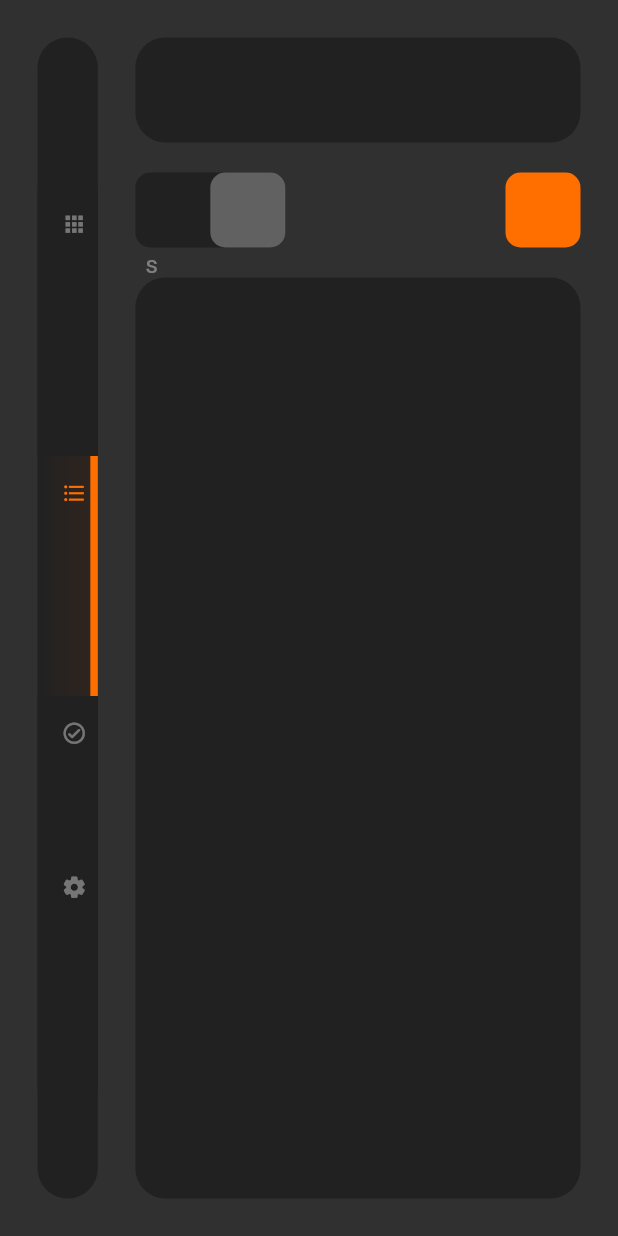
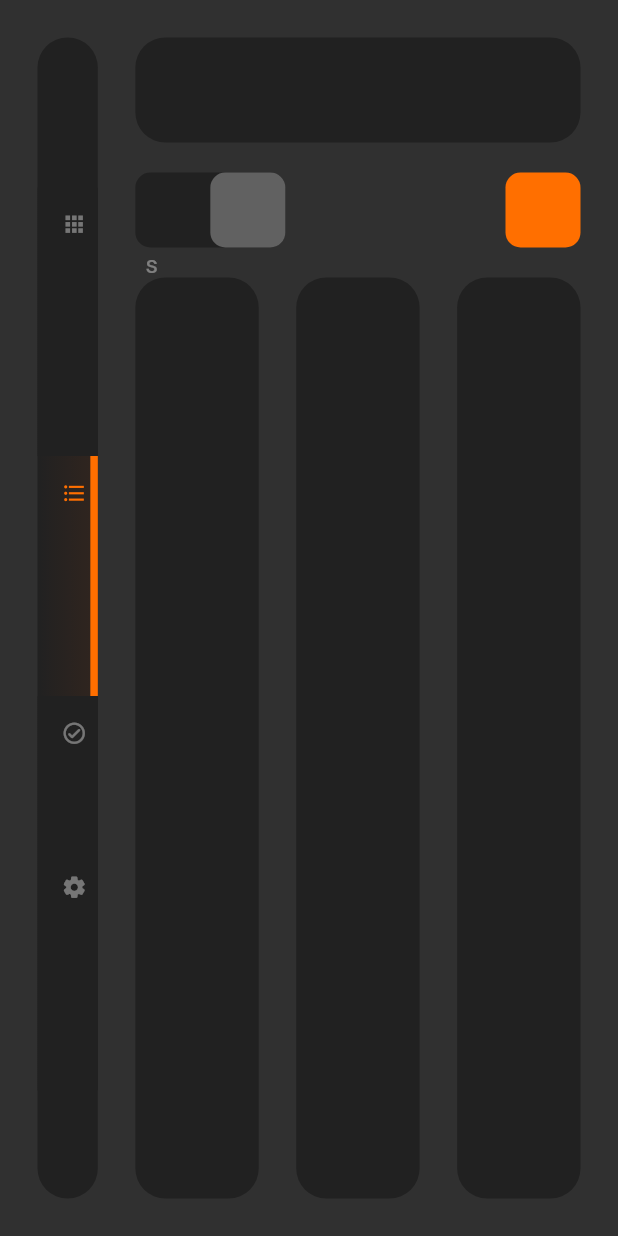
Before and after one commit to c3n7/kalera, a Flutter app: the screen it shows after launch, on a phone screen of 412 x 824 dp. Run offline on Flutter 3.47's test engine with Material 2 defaults, Android fonts, the phone set to English and light mode, and no system bars; our stand-ins replace flutter_svg.

Commit message:
Made DayTasks basic layout

```diff
--- /dev/null
+++ b/lib/components/DayTasks.dart
@@ -0,0 +1,20 @@
+import 'package:flutter/material.dart';
+
+class DayTasks extends StatelessWidget {
+  @override
+  Widget build(BuildContext context) {
+    return Expanded(
+      child: Padding(
+        padding: EdgeInsets.only(
+          left: 25,
+        ),
+        child: Container(
+          decoration: BoxDecoration(
+            borderRadius: BorderRadius.all(Radius.circular(20)),
+            color: Colors.grey[900],
+          ),
+        ),
+      ),
+    );
+  }
+}
--- a/lib/main.dart
+++ b/lib/main.dart
@@ -1,6 +1,7 @@
 import 'package:flutter/material.dart';
 import 'package:flutter_svg/flutter_svg.dart';
 import 'components/DrawerListTile.dart';
+import 'components/DayTasks.dart';
 
 void main() {
   runApp(MyApp());
@@ -113,12 +114,11 @@ class _HomePageState extends State<HomePage> {
               flex: 1,
             ),
             Expanded(
-              child: Padding(
-                padding: EdgeInsets.only(left: 25.0),
               child: Column(
                 children: <Widget>[
                   Padding(
                     padding: EdgeInsets.only(
+                      left: 25,
                       bottom: 20,
                     ),
                     child: Container(
@@ -131,6 +131,7 @@ class _HomePageState extends State<HomePage> {
                   ),
                   Padding(
                     padding: EdgeInsets.only(
+                      left: 25,
                       bottom: 20,
                     ),
                     child: Container(
@@ -178,18 +179,18 @@ class _HomePageState extends State<HomePage> {
                     ),
                   ),
                   Expanded(
-                      child: Container(
-                        decoration: BoxDecoration(
-                          borderRadius: BorderRadius.all(Radius.circular(20)),
-                          color: Colors.grey[900],
-                        ),
+                    child: Row(
+                      children: <Widget>[
+                        DayTasks(),
+                        DayTasks(),
+                        DayTasks(),
+                      ],
                     ),
                   ),
                 ],
               ),
+              flex: 8,
             ),
-              flex: 8,
-            )
           ],
         ),
       ),
```
Lines whose indentation alone changed are shown as unchanged.
